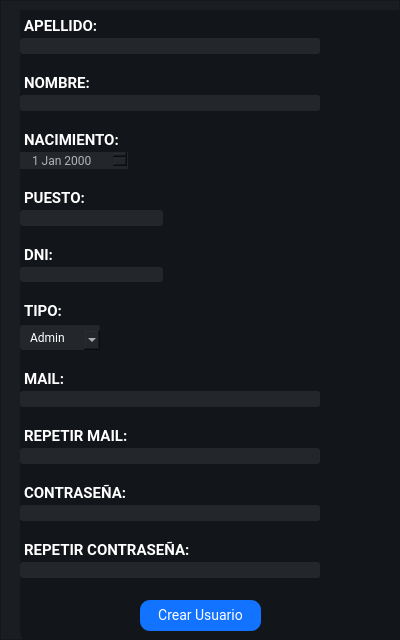
First picture: the form in Interfaces/main/create_user.ui, repository juanignaciocansillieri/Proyecto-Final, before the edit.
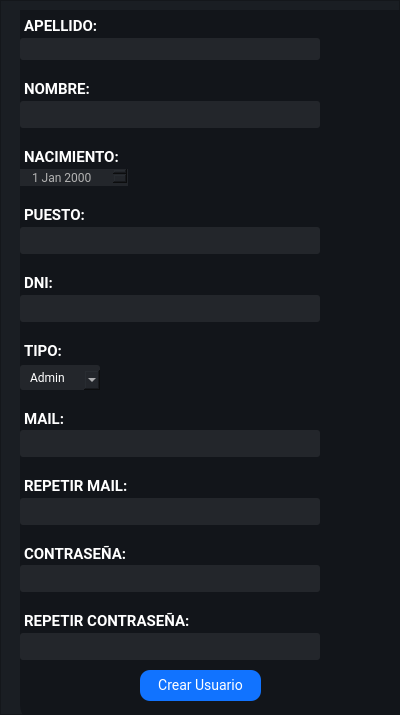
Second picture: the form after the edit.

```diff
--- a/Interfaces/main/create_user.ui
+++ b/Interfaces/main/create_user.ui
@@ -7,7 +7,7 @@
     <x>0</x>
     <y>0</y>
     <width>400</width>
-    <height>640</height>
+    <height>715</height>
    </rect>
   </property>
   <property name="minimumSize">
@@ -29,13 +29,13 @@
    <property name="minimumSize">
     <size>
      <width>400</width>
-     <height>640</height>
+     <height>715</height>
     </size>
    </property>
    <property name="maximumSize">
     <size>
      <width>400</width>
-     <height>640</height>
+     <height>715</height>
     </size>
    </property>
    <layout class="QVBoxLayout" name="verticalLayout">
@@ -62,13 +62,13 @@
       <property name="minimumSize">
        <size>
         <width>400</width>
-        <height>640</height>
+        <height>715</height>
        </size>
       </property>
       <property name="maximumSize">
        <size>
         <width>400</width>
-        <height>640</height>
+        <height>715</height>
        </size>
       </property>
       <property name="styleSheet">
@@ -87,19 +87,19 @@
          <x>20</x>
          <y>10</y>
          <width>400</width>
-         <height>640</height>
+         <height>715</height>
         </rect>
        </property>
        <property name="minimumSize">
         <size>
          <width>400</width>
-         <height>640</height>
+         <height>715</height>
         </size>
        </property>
        <property name="maximumSize">
         <size>
          <width>400</width>
-         <height>640</height>
+         <height>715</height>
         </size>
        </property>
        <property name="styleSheet">
@@ -117,8 +117,8 @@
          <rect>
           <x>0</x>
           <y>-20</y>
-          <width>351</width>
-          <height>591</height>
+          <width>371</width>
+          <height>673</height>
          </rect>
         </property>
         <layout class="QFormLayout" name="formLayout">
@@ -172,14 +172,14 @@
           <widget class="QLineEdit" name="nombre_input">
            <property name="minimumSize">
             <size>
-             <width>0</width>
-             <height>10</height>
+             <width>300</width>
+             <height>30</height>
             </size>
            </property>
            <property name="maximumSize">
             <size>
              <width>300</width>
-             <height>20</height>
+             <height>30</height>
             </size>
            </property>
            <property name="styleSheet">
@@ -191,7 +191,7 @@
 font-family:Roboto;
 margin-top: 3px;
 border: none;
-font-size:15px;
+font-size:11px;
 font-weight: 400;
 
 }
@@ -256,14 +256,14 @@
           <widget class="QLineEdit" name="puesto_input">
            <property name="minimumSize">
             <size>
-             <width>0</width>
-             <height>10</height>
+             <width>300</width>
+             <height>30</height>
             </size>
            </property>
            <property name="maximumSize">
             <size>
              <width>300</width>
-             <height>20</height>
+             <height>30</height>
             </size>
            </property>
            <property name="styleSheet">
@@ -275,7 +275,7 @@
 font-family:Roboto;
 margin-top: 3px;
 border: none;
-font-size:15px;
+font-size:11px;
 font-weight: 400;
 
 }
@@ -293,14 +293,14 @@
           <widget class="QLineEdit" name="mail_input">
            <property name="minimumSize">
             <size>
-             <width>0</width>
-             <height>10</height>
+             <width>300</width>
+             <height>30</height>
             </size>
            </property>
            <property name="maximumSize">
             <size>
              <width>300</width>
-             <height>20</height>
+             <height>30</height>
             </size>
            </property>
            <property name="styleSheet">
@@ -312,7 +312,7 @@
 font-family:Roboto;
 margin-top: 3px;
 border: none;
-font-size:15px;
+font-size:11px;
 font-weight: 400;
 
 }
@@ -331,14 +331,14 @@
           <widget class="QLineEdit" name="pass_input">
            <property name="minimumSize">
             <size>
-             <width>0</width>
-             <height>10</height>
+             <width>300</width>
+             <height>30</height>
             </size>
            </property>
            <property name="maximumSize">
             <size>
              <width>300</width>
-             <height>20</height>
+             <height>30</height>
             </size>
            </property>
            <property name="styleSheet">
@@ -350,7 +350,7 @@
 font-family:Roboto;
 margin-top: 3px;
 border: none;
-font-size:15px;
+font-size:11px;
 font-weight: 400;
 
 }
@@ -368,14 +368,14 @@
           <widget class="QLineEdit" name="pass_input_2">
            <property name="minimumSize">
             <size>
-             <width>0</width>
-             <height>10</height>
+             <width>300</width>
+             <height>30</height>
             </size>
            </property>
            <property name="maximumSize">
             <size>
              <width>300</width>
-             <height>20</height>
+             <height>30</height>
             </size>
            </property>
            <property name="styleSheet">
@@ -387,7 +387,7 @@
 font-family:Roboto;
 margin-top: 3px;
 border: none;
-font-size:15px;
+font-size:11px;
 font-weight: 400;
 
 }
@@ -434,25 +434,25 @@
            <property name="minimumSize">
             <size>
              <width>0</width>
-             <height>10</height>
+             <height>25</height>
             </size>
            </property>
            <property name="maximumSize">
             <size>
              <width>300</width>
-             <height>20</height>
+             <height>25</height>
             </size>
            </property>
            <property name="styleSheet">
             <string notr="true">QLineEdit{
 background-color: #23262b;
 border-radius: 3px;
-padding: 4 10px;
+padding: 4 15px;
 color: #fff;
 font-family:Roboto;
 margin-top: 3px;
 border: none;
-font-size:15px;
+font-size:11px;
 font-weight: 400;
 
 }
@@ -523,14 +523,14 @@
           <widget class="QLineEdit" name="pass_input_3">
            <property name="minimumSize">
             <size>
-             <width>0</width>
-             <height>10</height>
+             <width>300</width>
+             <height>30</height>
             </size>
            </property>
            <property name="maximumSize">
             <size>
              <width>300</width>
-             <height>20</height>
+             <height>30</height>
             </size>
            </property>
            <property name="styleSheet">
@@ -542,7 +542,7 @@
 font-family:Roboto;
 margin-top: 3px;
 border: none;
-font-size:15px;
+font-size:11px;
 font-weight: 400;
 
 }
@@ -560,8 +560,8 @@
           <widget class="QLineEdit" name="pass_input_4">
            <property name="minimumSize">
             <size>
-             <width>0</width>
-             <height>10</height>
+             <width>300</width>
+             <height>30</height>
             </size>
            </property>
            <property name="maximumSize">
@@ -579,7 +579,7 @@
 font-family:Roboto;
 margin-top: 3px;
 border: none;
-font-size:15px;
+font-size:11px;
 font-weight: 400;
 
 }
@@ -651,11 +651,12 @@
          </item>
         </layout>
        </widget>
+      </widget>
        <widget class="QPushButton" name="pushButton">
         <property name="geometry">
          <rect>
-          <x>120</x>
-          <y>590</y>
+         <x>140</x>
+         <y>670</y>
           <width>121</width>
           <height>31</height>
          </rect>
@@ -685,7 +686,6 @@
         <property name="text">
          <string>Crear Usuario</string>
         </property>
-       </widget>
       </widget>
      </widget>
     </item>
```
Lines whose indentation alone changed are shown as unchanged.
